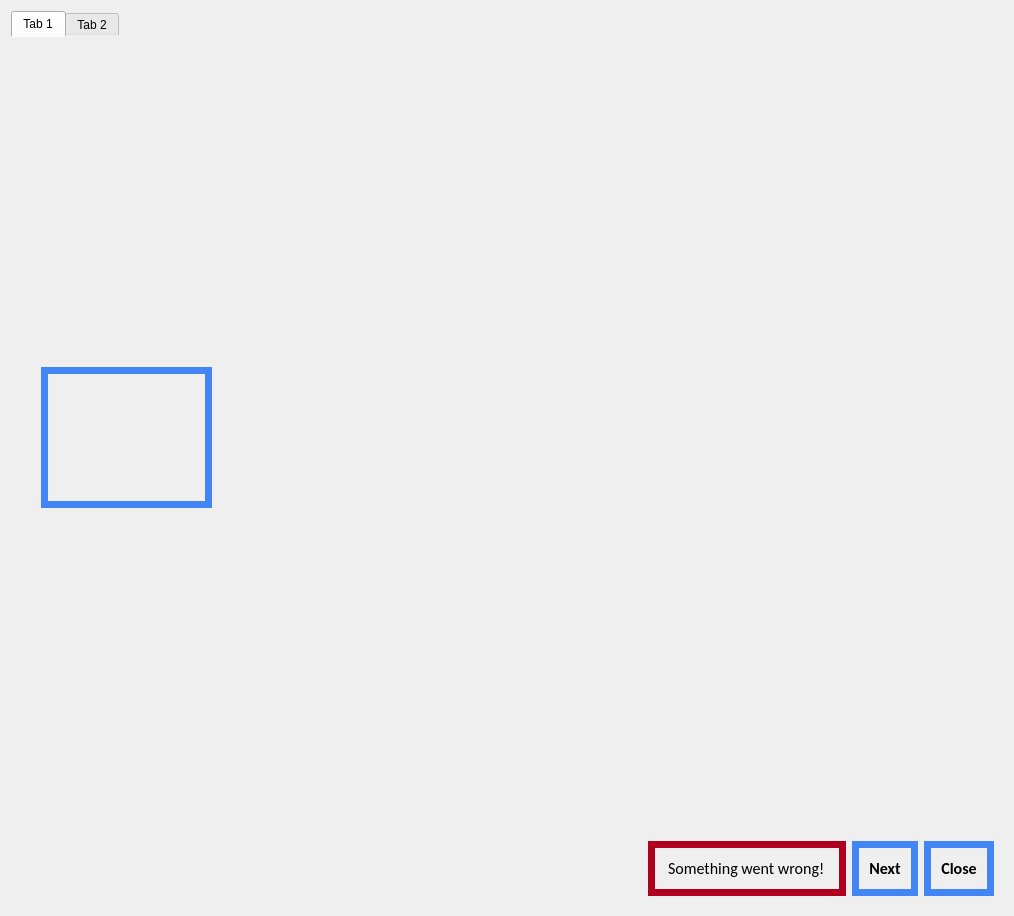
This is OrbitQt/TutorialOverlay.ui in 459359351/orbit as Qt 5 draws it before an edit. The edited form follows.
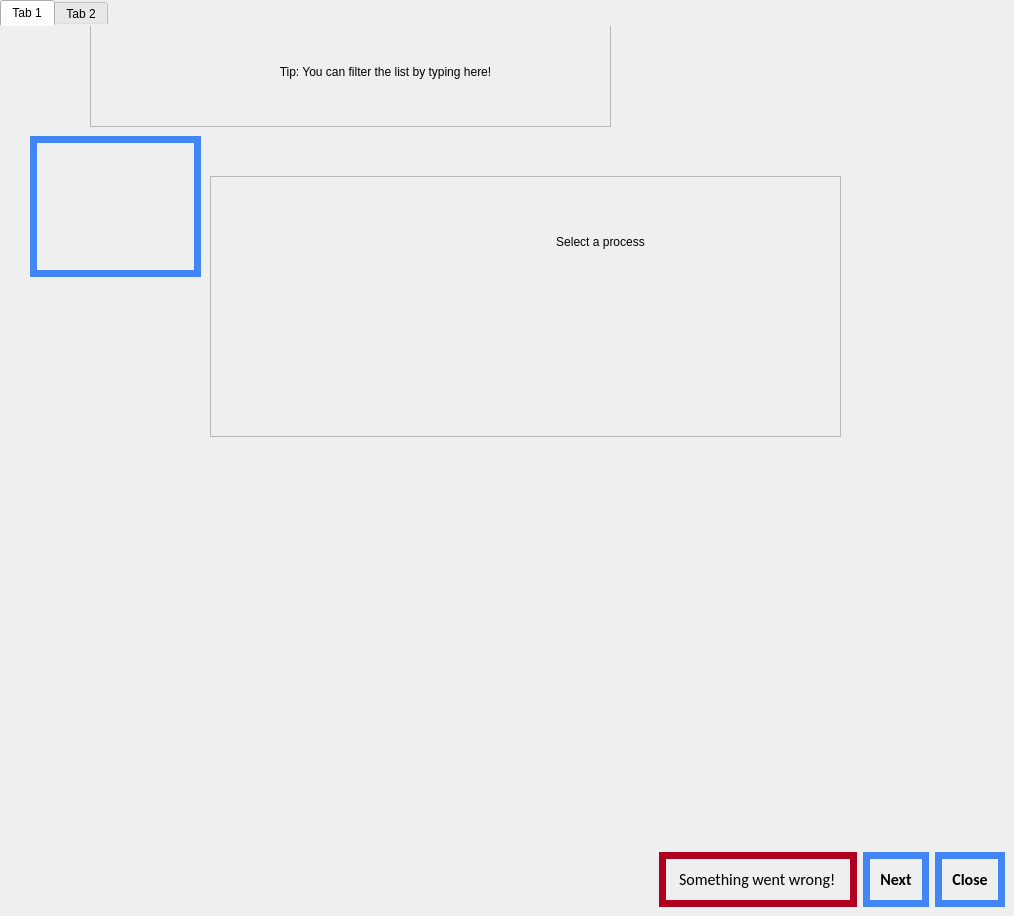
This is the edited form. Icons and pictures are not drawn. Custom widgets are drawn as their Qt base class.

Commit message: Rework tutorial functionality

Diff of the .ui file:
```diff
--- a/OrbitQt/TutorialOverlay.ui
+++ b/OrbitQt/TutorialOverlay.ui
@@ -24,22 +24,46 @@
   </property>
   <property name="styleSheet">
    <string notr="true">QPushButton {
-border: 7px solid #4285F4;
-padding: 10px;
-border-radius: 20px 5px 20px 5px / 1px 20px 4px 20px;
-font-weight: bold;
-font-family: Calibri;
-font-size: 12pt;
+	border: 7px solid #4285F4;
+	padding: 10px;
+	border-radius: 20px 5px 20px 5px / 1px 20px 4px 20px;
+	font-weight: bold;
+	font-family: Calibri;
+	font-size: 12pt;
+}
+
+QDialog {
+	padding: 0;
+	margin: 0;
 }</string>
   </property>
   <property name="modal">
    <bool>true</bool>
   </property>
   <layout class="QVBoxLayout" name="verticalLayout">
+   <property name="spacing">
+    <number>0</number>
+   </property>
+   <property name="leftMargin">
+    <number>0</number>
+   </property>
+   <property name="topMargin">
+    <number>0</number>
+   </property>
+   <property name="rightMargin">
+    <number>0</number>
+   </property>
+   <property name="bottomMargin">
+    <number>0</number>
+   </property>
    <item>
     <widget class="QTabWidget" name="tabWidget">
      <property name="styleSheet">
-      <string notr="true">QTabWidget::pane { border: 0; }</string>
+      <string notr="true">QTabWidget::pane { 
+	border: 0;
+	margin: 0;
+	padding: 0;
+}</string>
      </property>
      <property name="currentIndex">
       <number>0</number>
@@ -48,30 +72,11 @@
       <attribute name="title">
        <string>Tab 1</string>
       </attribute>
-      <widget class="QLabel" name="mainHint">
-       <property name="geometry">
-        <rect>
-         <x>150</x>
-         <y>130</y>
-         <width>751</width>
-         <height>151</height>
-        </rect>
-       </property>
-       <property name="text">
-        <string/>
-       </property>
-       <property name="pixmap">
-        <pixmap resource="../images/orbitimages.qrc">:/images/tutorial/select_process.png</pixmap>
-       </property>
-       <property name="scaledContents">
-        <bool>false</bool>
-       </property>
-      </widget>
-      <widget class="CutoutWidget" name="borderLabel">
+      <widget class="QLabel" name="borderLabel">
        <property name="geometry">
         <rect>
          <x>30</x>
-         <y>330</y>
+         <y>110</y>
          <width>171</width>
          <height>141</height>
         </rect>
@@ -87,6 +92,142 @@
         <bool>true</bool>
        </property>
       </widget>
+      <widget class="QFrame" name="frame">
+       <property name="geometry">
+        <rect>
+         <x>210</x>
+         <y>150</y>
+         <width>631</width>
+         <height>261</height>
+        </rect>
+       </property>
+       <property name="frameShape">
+        <enum>QFrame::StyledPanel</enum>
+       </property>
+       <property name="frameShadow">
+        <enum>QFrame::Raised</enum>
+       </property>
+       <widget class="QLabel" name="label_2">
+        <property name="geometry">
+         <rect>
+          <x>190</x>
+          <y>30</y>
+          <width>401</width>
+          <height>71</height>
+         </rect>
+        </property>
+        <property name="sizePolicy">
+         <sizepolicy hsizetype="Preferred" vsizetype="Preferred">
+          <horstretch>0</horstretch>
+          <verstretch>0</verstretch>
+         </sizepolicy>
+        </property>
+        <property name="styleSheet">
+         <string notr="true">border-image: url(:/images/tutorial/blue_callout.png) 0 0 0 0 stretch stretch;
+font: 32pt 'Caveat';
+padding: 5px;</string>
+        </property>
+        <property name="text">
+         <string>Select a process</string>
+        </property>
+        <property name="scaledContents">
+         <bool>false</bool>
+        </property>
+        <property name="alignment">
+         <set>Qt::AlignCenter</set>
+        </property>
+        <property name="wordWrap">
+         <bool>false</bool>
+        </property>
+       </widget>
+       <widget class="QLabel" name="label">
+        <property name="geometry">
+         <rect>
+          <x>0</x>
+          <y>0</y>
+          <width>191</width>
+          <height>81</height>
+         </rect>
+        </property>
+        <property name="text">
+         <string/>
+        </property>
+        <property name="pixmap">
+         <pixmap resource="../images/orbitimages.qrc">:/images/tutorial/arrow_left4.png</pixmap>
+        </property>
+        <property name="scaledContents">
+         <bool>true</bool>
+        </property>
+       </widget>
+      </widget>
+      <widget class="QFrame" name="frame_2">
+       <property name="geometry">
+        <rect>
+         <x>90</x>
+         <y>-10</y>
+         <width>521</width>
+         <height>111</height>
+        </rect>
+       </property>
+       <property name="frameShape">
+        <enum>QFrame::StyledPanel</enum>
+       </property>
+       <property name="frameShadow">
+        <enum>QFrame::Raised</enum>
+       </property>
+       <widget class="QLabel" name="label_3">
+        <property name="geometry">
+         <rect>
+          <x>130</x>
+          <y>40</y>
+          <width>331</width>
+          <height>31</height>
+         </rect>
+        </property>
+        <property name="sizePolicy">
+         <sizepolicy hsizetype="Preferred" vsizetype="Preferred">
+          <horstretch>0</horstretch>
+          <verstretch>0</verstretch>
+         </sizepolicy>
+        </property>
+        <property name="styleSheet">
+         <string notr="true">border-image: url(:/images/tutorial/yellow_callout.png) 0 0 0 0 stretch stretch;
+font: 12pt 'Caveat';
+padding: 5px;</string>
+        </property>
+        <property name="text">
+         <string>Tip: You can filter the list by typing here!</string>
+        </property>
+        <property name="scaledContents">
+         <bool>false</bool>
+        </property>
+        <property name="alignment">
+         <set>Qt::AlignCenter</set>
+        </property>
+        <property name="wordWrap">
+         <bool>false</bool>
+        </property>
+       </widget>
+       <widget class="QLabel" name="label_4">
+        <property name="geometry">
+         <rect>
+          <x>0</x>
+          <y>50</y>
+          <width>121</width>
+          <height>61</height>
+         </rect>
+        </property>
+        <property name="text">
+         <string/>
+        </property>
+        <property name="pixmap">
+         <pixmap resource="../images/orbitimages.qrc">:/images/tutorial/arrow_down1.png</pixmap>
+        </property>
+        <property name="scaledContents">
+         <bool>true</bool>
+        </property>
+       </widget>
+      </widget>
      </widget>
      <widget class="QWidget" name="tab_2">
       <attribute name="title">
@@ -105,13 +246,13 @@
         <string/>
        </property>
        <property name="pixmap">
-        <pixmap resource="../images/orbitimages.qrc">:/images/tutorial/load_symbols.png</pixmap>
+        <pixmap>:/images/tutorial/load_symbols.png</pixmap>
        </property>
        <property name="scaledContents">
         <bool>false</bool>
        </property>
       </widget>
-      <widget class="CutoutWidget" name="borderLabel_2">
+      <widget class="QLabel" name="borderLabel_2">
        <property name="geometry">
         <rect>
          <x>90</x>
@@ -204,13 +345,6 @@
    </item>
   </layout>
  </widget>
- <customwidgets>
-  <customwidget>
-   <class>CutoutWidget</class>
-   <extends>QLabel</extends>
-   <header>CutoutWidget.h</header>
-  </customwidget>
- </customwidgets>
  <resources>
   <include location="../images/orbitimages.qrc"/>
   <include location="../../../Users/freichl/.designer/images/orbitimages.qrc"/>
```
Left out of the diff: 1 changed line with no effect on the pictures. The commit also changes 22 other files.
